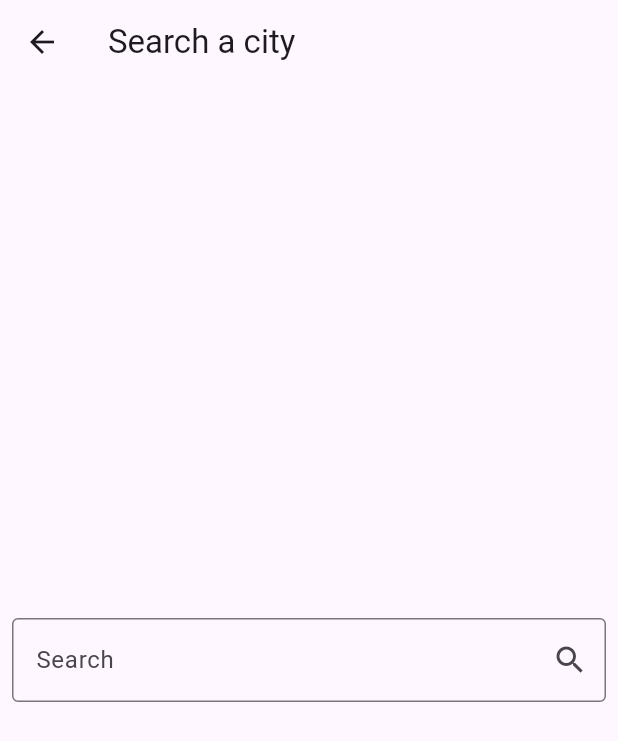
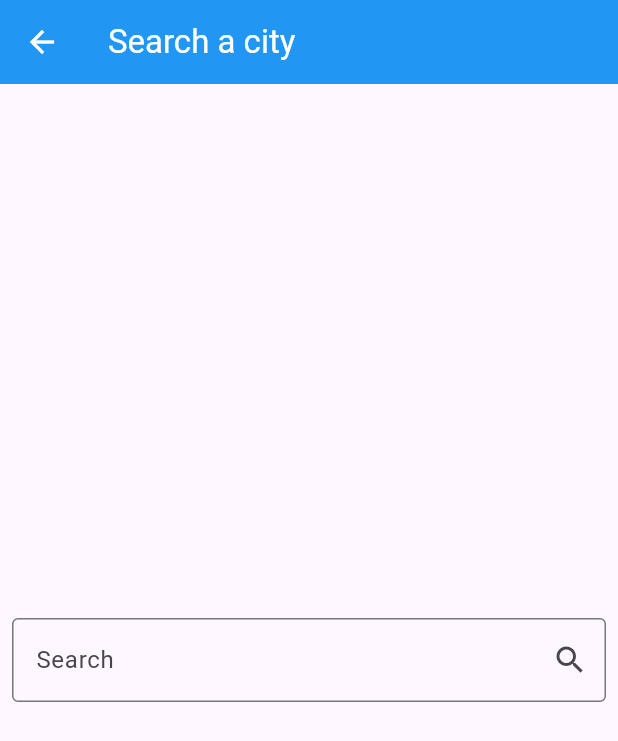
Before and after one commit to suha1b-kh/Weather-app, a Flutter app: the screen it shows after launch, after a tap on the "search" icon, on a phone screen of 412 x 824 dp. Shown: the top 741 px of the screen. Run offline on Flutter 3.47's test engine with Material 3 defaults, Android fonts, the light colour scheme and no system bars; our stand-ins replace dio, flutter_bloc.

Commit message:
first commit

```diff
--- a/lib/cubits/get_weather_cubit/get_weather_cubit.dart
+++ b/lib/cubits/get_weather_cubit/get_weather_cubit.dart
@@ -3,13 +3,13 @@ import 'package:flutter_bloc/flutter_bloc.dart';
 import 'package:weather_app/cubits/get_weather_cubit/get_weather_states.dart';
 import 'package:weather_app/models/weather_model.dart';
 import 'package:weather_app/services/weather_service.dart';
-import 'package:weather_app/views/search_view.dart';
+// import 'package:weather_app/views/search_view.dart';
 
 class GetWeatherCubit extends Cubit<WeatherState> {
   GetWeatherCubit() : super(NoWeatherState());
 
-  late WeatherModel weatherModel;
-  GetWeather({required String cityName}) async {
+  WeatherModel? weatherModel;
+  getWeather({required String cityName}) async {
     try {
       weatherModel =
           (await WeatherService(Dio()).getCurrentWeather(cityName: cityName))!;
--- a/lib/main.dart
+++ b/lib/main.dart
@@ -2,9 +2,7 @@ import 'package:flutter/material.dart';
 import 'package:flutter_bloc/flutter_bloc.dart';
 import 'package:weather_app/cubits/get_weather_cubit/get_weather_cubit.dart';
 import 'package:weather_app/cubits/get_weather_cubit/get_weather_states.dart';
-import 'package:weather_app/services/weather_service.dart';
 import 'package:weather_app/views/home_view.dart';
-import 'package:weather_app/widgets/no_weather_body.dart';
 
 void main() {
   runApp(const WeatherApp());
@@ -19,10 +17,64 @@ class WeatherApp extends StatelessWidget {
       create: (BuildContext context) {
         return GetWeatherCubit();
       },
-      child: MaterialApp(
-          debugShowCheckedModeBanner: false,
-          theme: ThemeData(primarySwatch: Colors.amber),
-          home: const HomeView()),
+      child: Builder(
+        builder: (context) => BlocBuilder<GetWeatherCubit, WeatherState>(
+          builder: (context, state) {
+            return MaterialApp(
+                debugShowCheckedModeBanner: false,
+                theme: ThemeData(
+                  appBarTheme: AppBarTheme(
+                    backgroundColor: getThemeColor(
+                        BlocProvider.of<GetWeatherCubit>(context)
+                            .weatherModel
+                            ?.weatherCondition),
+                  ),
+                ),
+                home: const HomeView());
+          },
+        ),
+      ),
     );
   }
 }
+
+MaterialColor getThemeColor(String? condition) {
+  if (condition == null)
+    return Colors.blue;
+  else {
+    switch (condition.toLowerCase()) {
+      case 'sunny':
+        return Colors.orange;
+      case 'cloudy':
+        return Colors.grey;
+      case 'overcast':
+        return Colors.blueGrey;
+      case 'mist':
+        return Colors.teal;
+      case 'partly cloudy':
+      case 'rain':
+      case 'patchy rain':
+      case 'light rain':
+      case 'moderate rain':
+      case 'heavy rain':
+      case 'snow':
+      case 'patchy snow':
+      case 'light snow':
+      case 'moderate snow':
+      case 'heavy snow':
+      case 'fog':
+      case 'blizzard':
+        return Colors.blue;
+      case 'sleet':
+      case 'patchy sleet':
+      case 'light sleet':
+      case 'moderate sleet':
+      case 'freezing drizzle':
+        return Colors.lightBlue;
+      case 'thunderstorms':
+        return Colors.purple;
+      default:
+        return Colors.grey; // Default color
+    }
+  }
+}
--- a/lib/services/weather_service.dart
+++ b/lib/services/weather_service.dart
@@ -22,8 +22,9 @@ class WeatherService {
       final String errorMessage = e.response?.data['error']['message'] ??
           'oops there was an error, try later';
       throw Exception(errorMessage);
-    } catch(e) {
+    } catch (e) {
       print('errror');
     }
+    return null;
   }
 }
--- a/lib/views/home_view.dart
+++ b/lib/views/home_view.dart
@@ -13,10 +13,8 @@ class HomeView extends StatelessWidget {
   Widget build(BuildContext context) {
     return Scaffold(
         appBar: AppBar(
-          title: const Text(
-            'Weather App',
-            style: TextStyle(color: Colors.white),
-          ),
+          title:
+              const Text('Weather App', style: TextStyle(color: Colors.white)),
           actions: [
             Padding(
                 padding: const EdgeInsets.all(8.0),
--- a/lib/views/search_view.dart
+++ b/lib/views/search_view.dart
@@ -1,11 +1,6 @@
-import 'dart:developer';
-
-import 'package:dio/dio.dart';
 import 'package:flutter/material.dart';
 import 'package:flutter_bloc/flutter_bloc.dart';
 import 'package:weather_app/cubits/get_weather_cubit/get_weather_cubit.dart';
-import 'package:weather_app/models/weather_model.dart';
-import 'package:weather_app/services/weather_service.dart';
 
 class SearchView extends StatelessWidget {
   const SearchView({super.key});
@@ -14,20 +9,26 @@ class SearchView extends StatelessWidget {
   Widget build(BuildContext context) {
     return Scaffold(
       appBar: AppBar(
-        title: Text('Search a city'),
+        title: Text(
+          'Search a city',
+          style: TextStyle(color: Colors.white),
+        ),
+        iconTheme: IconThemeData(
+          color: Colors.white, //change your color here
+        ),
       ),
       body: Padding(
         padding: const EdgeInsets.all(8.0),
         child: Center(
             child: TextField(
           onSubmitted: (value) async {
-            var WeatherCubit = BlocProvider.of<GetWeatherCubit>(context);
-            WeatherCubit.GetWeather(cityName: value);
+            var weatherCubit = BlocProvider.of<GetWeatherCubit>(context);
+            weatherCubit.getWeather(cityName: value);
 
             Navigator.pop(context);
-            print(weatherModel!.cityName);
+            // print(weatherModel!.cityName);
           },
-          decoration: InputDecoration(
+          decoration: const InputDecoration(
             hintText: 'Enter city name',
             suffixIcon: Icon(Icons.search),
             labelText: 'Search',
@@ -39,5 +40,3 @@ class SearchView extends StatelessWidget {
     );
   }
 }
-
-WeatherModel? weatherModel;
```
Also changed, not shown: lib/widgets/weather_info_body.dart (+20 -6 lines), 2 other files.
